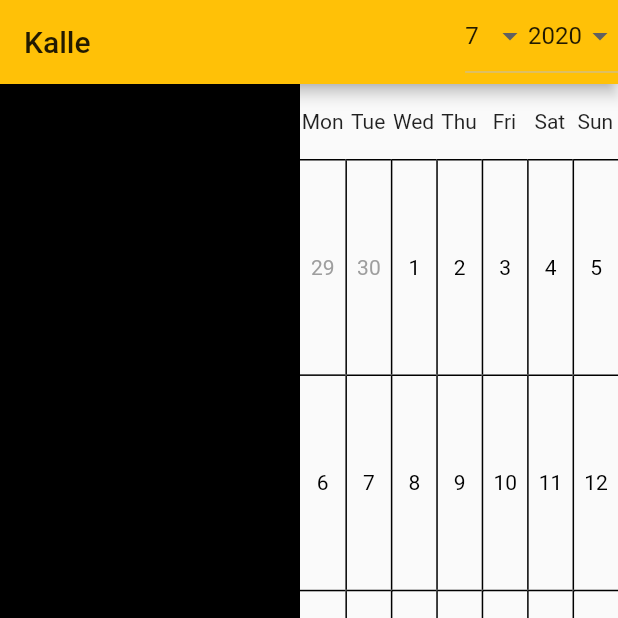
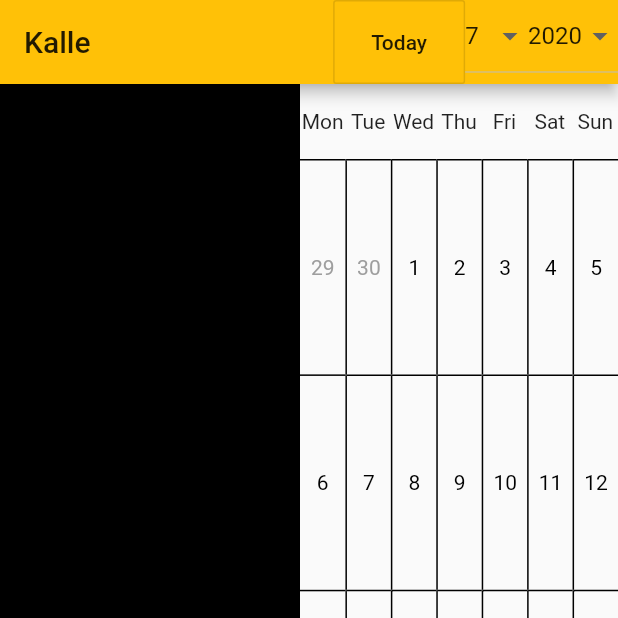
Before and after one commit to fosscom/kalle, a Flutter app: the screen it shows after launch, on a phone screen of 412 x 824 dp, the top half of it. Run offline on Flutter 3.47's test engine with Material 2 defaults, Android fonts, the phone set to English and light mode, and no system bars.

Commit message:
return today button
Button that sets the viewed date back to today

```diff
--- a/lib/main.dart
+++ b/lib/main.dart
@@ -47,6 +47,15 @@ class _MyHomePageState extends State<MyHomePage> {
       appBar: AppBar(
         title: Text(widget.title),
         actions: [
+          OutlineButton(
+            onPressed: () {
+              setState(() {
+                month = today.month;
+                year = today.year;
+              });
+            },
+            child: Text("Today"),
+          ),
           DropdownButton<int>(
               value: month,
               items: List<DropdownMenuItem<int>>.generate(
```
